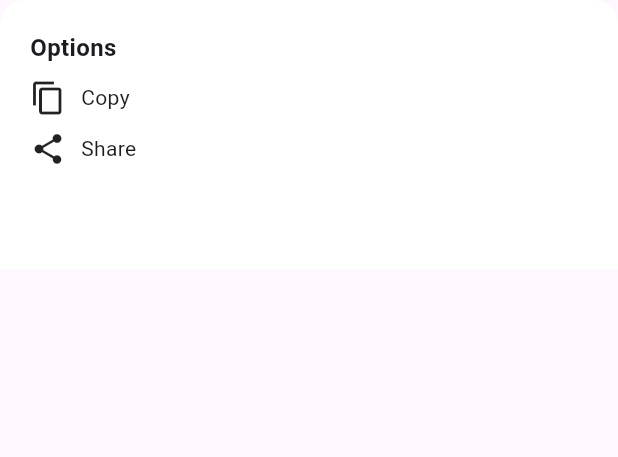
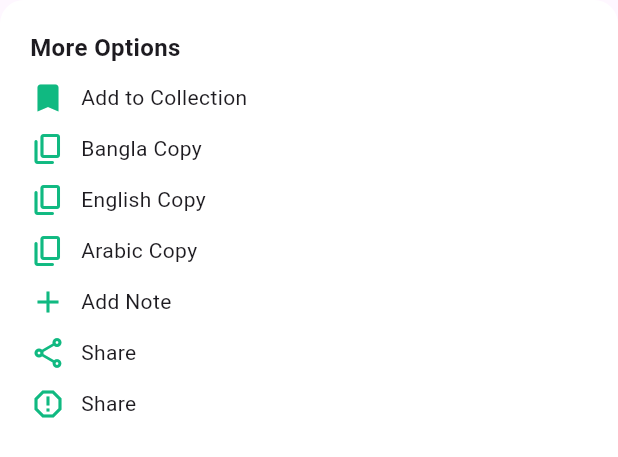
Before and after one commit to AFNAN-091/Hadith_Flutter_APP, a Flutter app: the HadithBottomSheet widget shown alone on an empty page, opened directly, on a phone screen of 412 x 824 dp. Shown: the top 457 px of the screen. Run offline on Flutter 3.47's test engine with Material 3 defaults, Android fonts, the phone set to English and light mode, and no system bars; our stand-ins replace drift, get; accounts and stored records are empty; generated files the repository leaves out were written again.

Commit message:
change hadith details page UI

```diff
--- a/lib/presentation/pages/hadith_detail_page.dart
+++ b/lib/presentation/pages/hadith_detail_page.dart
@@ -51,25 +51,53 @@ class HadithDetailsPage extends StatelessWidget {
                   crossAxisAlignment: CrossAxisAlignment.start,
                   children: [
                     // Header
-                    RichText(
-                      text: TextSpan(
+                    Row(
+                      mainAxisAlignment: MainAxisAlignment.spaceBetween,
                       children: [
-                          TextSpan(
-                            text: "${index + 1}/${hadith.hadithId}. অধ্যায়ঃ ",
+                        Text(
+                          "${chapterId}/${hadith.hadithId}. অধ্যায়ঃ ",
                           style: TextStyle(
                               color: Color(0xFF34D399),
                               fontWeight: FontWeight.bold,
                               fontSize: 14),
                         ),
-                          TextSpan(
-                            text: +hadith.narrator ?? '',
-                            style: TextStyle(color: Colors.white, fontSize: 14),
+                        Row(
+                          mainAxisAlignment: MainAxisAlignment.end,
+                          children: [
+                            Container(
+                              padding: EdgeInsets.symmetric(
+                                  horizontal: 10, vertical: 4),
+                              decoration: BoxDecoration(
+                                color: Color(0xFF10B981),
+                                borderRadius: BorderRadius.circular(8),
+                              ),
+                              child: Text(
+                                "সহিহ হাদিস",
+                                style: TextStyle(
+                                    color: Colors.white, fontSize: 12),
+                              ),
+                            ),
+                            Align(
+                              alignment: Alignment.bottomRight,
+                              child: IconButton(
+                                icon: Icon(Icons.more_vert,
+                                    color: Colors.white54),
+                                onPressed: () => showModalBottomSheet(
+                                  context: context,
+                                  backgroundColor: Colors.white,
+                                  shape: RoundedRectangleBorder(
+                                    borderRadius: BorderRadius.vertical(
+                                        top: Radius.circular(16)),
+                                  ),
+                                  builder: (_) => HadithBottomSheet(),
+                                ),
+                              ),
                             ),
                           ],
                         ),
+                      ],
                     ),
                     SizedBox(height: 12),
-
                     // Arabic text
                     Text(
                       hadith.ar ?? '',
@@ -81,23 +109,22 @@ class HadithDetailsPage extends StatelessWidget {
                         // fontFamily: 'Amiri', // Optional: Arabic font
                       ),
                     ),
-                    SizedBox(height: 12),
 
                     // Tag
-                    Container(
-                      padding:
-                          EdgeInsets.symmetric(horizontal: 10, vertical: 4),
-                      decoration: BoxDecoration(
-                        color: Color(0xFF10B981),
-                        borderRadius: BorderRadius.circular(8),
+
+                    SizedBox(height: 20),
+                    RichText(
+                      text: TextSpan(
+                        children: [
+                          TextSpan(
+                            text: hadith.narrator ?? '',
+                            style: TextStyle(
+                                color: Color(0xFF10B981), fontSize: 14),
                           ),
-                      child: Text(
-                        "সহিহ হাদিস",
-                        style: TextStyle(color: Colors.white, fontSize: 12),
+                        ],
                       ),
                     ),
-                    SizedBox(height: 10),
-
+                    SizedBox(height: 12),
                     // Bangla translation
                     Text(
                       hadith.bn ?? '',
@@ -113,21 +140,6 @@ class HadithDetailsPage extends StatelessWidget {
                     SizedBox(height: 10),
 
                     // More options
-                    Align(
-                      alignment: Alignment.bottomRight,
-                      child: IconButton(
-                        icon: Icon(Icons.more_vert, color: Colors.white54),
-                        onPressed: () => showModalBottomSheet(
-                          context: context,
-                          backgroundColor: Colors.white,
-                          shape: RoundedRectangleBorder(
-                            borderRadius:
-                                BorderRadius.vertical(top: Radius.circular(16)),
-                          ),
-                          builder: (_) => HadithBottomSheet(),
-                        ),
-                      ),
-                    ),
                   ],
                 ),
               );
@@ -142,7 +154,7 @@ class HadithBottomSheet extends StatelessWidget {
   Widget build(BuildContext context) {
     return Container(
       padding: EdgeInsets.all(20),
-      height: 180,
+      height: 310,
       decoration: BoxDecoration(
         color: Colors.white,
         borderRadius: BorderRadius.vertical(top: Radius.circular(16)),
@@ -150,15 +162,84 @@ class HadithBottomSheet extends StatelessWidget {
       child: Column(
         crossAxisAlignment: CrossAxisAlignment.start,
         children: [
-          Text("Options",
+          Text("More Options",
               style: TextStyle(fontWeight: FontWeight.bold, fontSize: 16)),
           SizedBox(height: 10),
           Row(
-            children: [Icon(Icons.copy), SizedBox(width: 10), Text("Copy")],
+            children: [
+              Icon(
+                Icons.bookmark,
+                color: Color(0xFF10B981),
+              ),
+              SizedBox(width: 10),
+              Text("Add to Collection")
+            ],
           ),
           SizedBox(height: 10),
           Row(
-            children: [Icon(Icons.share), SizedBox(width: 10), Text("Share")],
+            children: [
+              Icon(
+                Icons.copy_rounded,
+                color: Color(0xFF10B981),
+              ),
+              SizedBox(width: 10),
+              Text("Bangla Copy")
+            ],
+          ),
+          SizedBox(height: 10),
+          Row(
+            children: [
+              Icon(
+                Icons.copy_rounded,
+                color: Color(0xFF10B981),
+              ),
+              SizedBox(width: 10),
+              Text("English Copy")
+            ],
+          ),
+          SizedBox(height: 10),
+          Row(
+            children: [
+              Icon(
+                Icons.copy_rounded,
+                color: Color(0xFF10B981),
+              ),
+              SizedBox(width: 10),
+              Text("Arabic Copy")
+            ],
+          ),
+          SizedBox(height: 10),
+          Row(
+            children: [
+              Icon(
+                Icons.add,
+                color: Color(0xFF10B981),
+              ),
+              SizedBox(width: 10),
+              Text("Add Note")
+            ],
+          ),
+          SizedBox(height: 10),
+          Row(
+            children: [
+              Icon(
+                Icons.share_outlined,
+                color: Color(0xFF10B981),
+              ),
+              SizedBox(width: 10),
+              Text("Share")
+            ],
+          ),
+          SizedBox(height: 10),
+          Row(
+            children: [
+              Icon(
+                Icons.report_gmailerrorred,
+                color: Color(0xFF10B981),
+              ),
+              SizedBox(width: 10),
+              Text("Share")
+            ],
           ),
         ],
       ),
```
Lines whose indentation alone changed are shown as unchanged.
